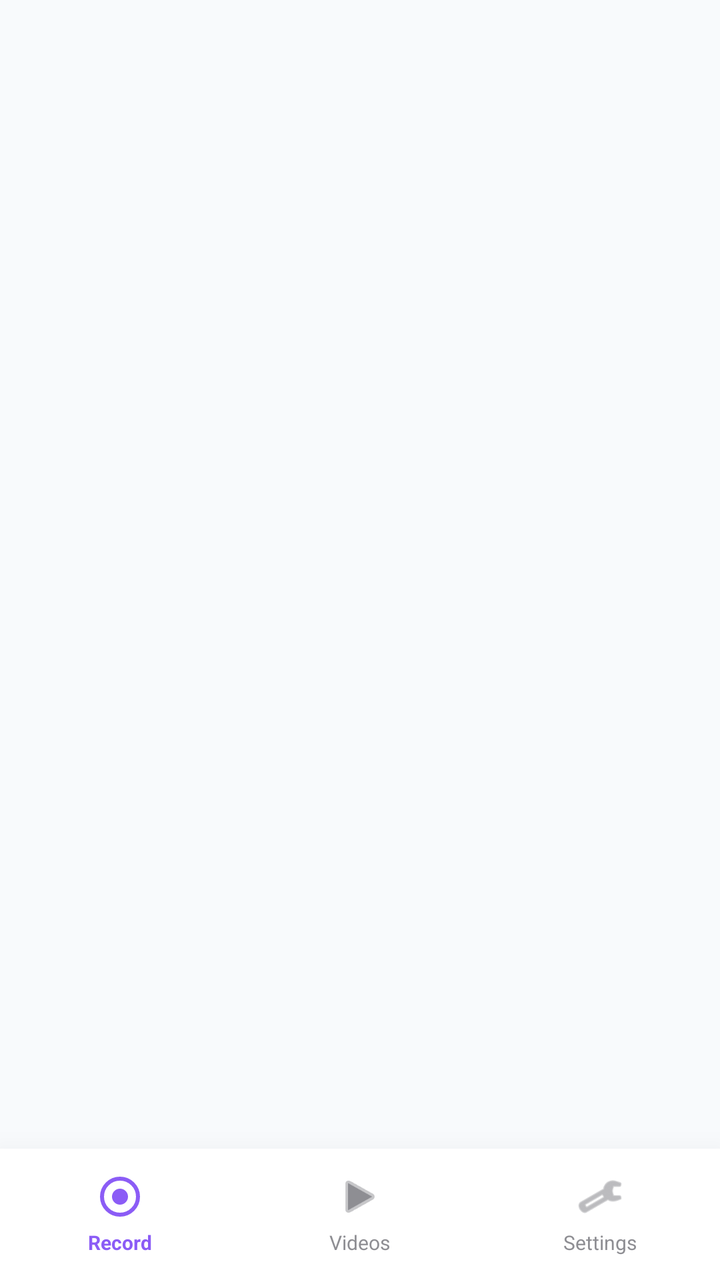
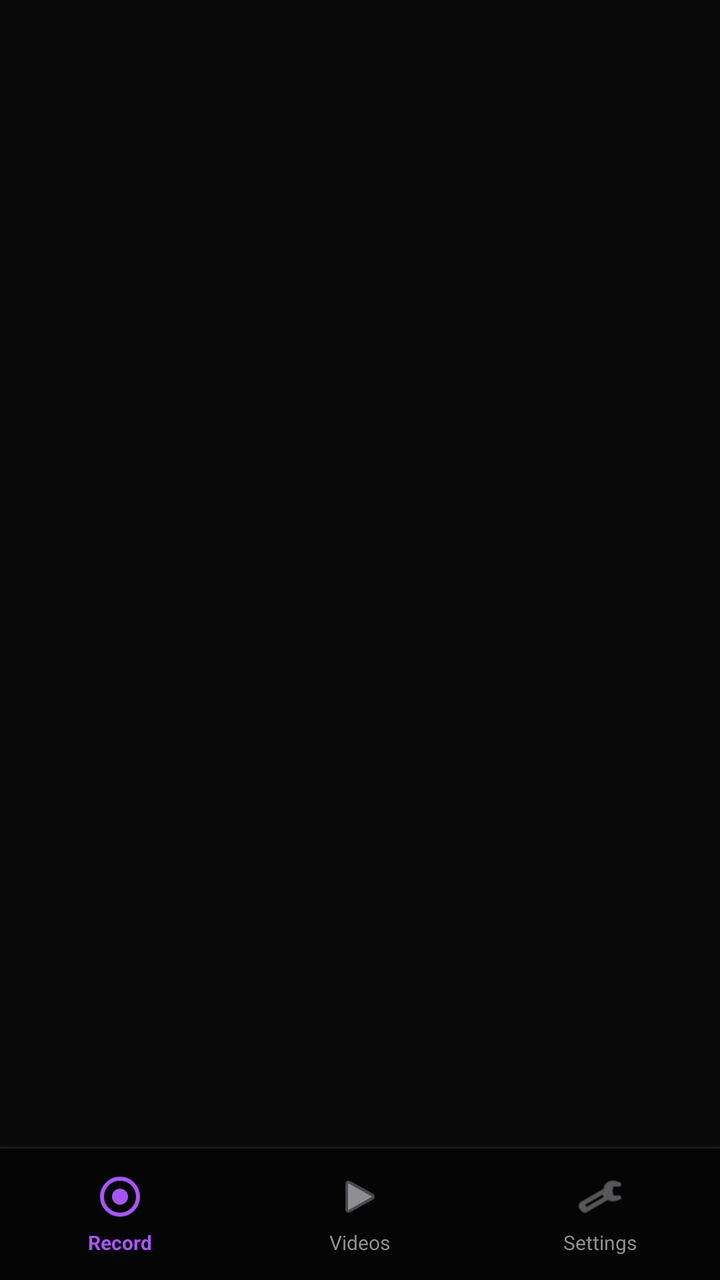

Two renders of the same Android screen: before a commit and after it. Below are the layout's source before the change and the commit's diff.
<!-- AndroidManifest.xml: activity theme Theme.ScreenRecorder.NoActionBar -->
<!-- res/layout/activity_main.xml -->
<?xml version="1.0" encoding="utf-8"?>
<androidx.constraintlayout.widget.ConstraintLayout xmlns:android="http://schemas.android.com/apk/res/android"
    xmlns:app="http://schemas.android.com/apk/res-auto"
    xmlns:tools="http://schemas.android.com/tools"
    android:layout_width="match_parent"
    android:layout_height="match_parent"
    android:background="#F8FAFC">

    <FrameLayout
        android:id="@+id/fragment_container"
        android:layout_width="0dp"
        android:layout_height="0dp"
        app:layout_constraintTop_toTopOf="parent"
        app:layout_constraintBottom_toTopOf="@id/tab_bar"
        app:layout_constraintStart_toStartOf="parent"
        app:layout_constraintEnd_toEndOf="parent" />

    <LinearLayout
        android:id="@+id/tab_bar"
        android:layout_width="0dp"
        android:layout_height="wrap_content"
        android:orientation="horizontal"
        android:background="#FFFFFF"
        android:paddingVertical="12dp"
        android:elevation="24dp"
        android:outlineSpotShadowColor="#1A000000"
        app:layout_constraintBottom_toBottomOf="parent"
        app:layout_constraintStart_toStartOf="parent"
        app:layout_constraintEnd_toEndOf="parent">

        <LinearLayout
            android:id="@+id/tab_record"
            android:layout_width="0dp"
            android:layout_height="wrap_content"
            android:layout_weight="1"
            android:orientation="vertical"
            android:gravity="center"
            android:background="?actionBarItemBackground">
            <ImageView
                android:id="@+id/icon_record"
                android:layout_width="24dp"
                android:layout_height="24dp"
                android:src="@drawable/ic_record_circle"
                app:tint="#8B5CF6" />
            <TextView
                android:id="@+id/text_record"
                android:layout_width="wrap_content"
                android:layout_height="wrap_content"
                android:text="Record"
                android:textSize="10sp"
                android:textColor="#8B5CF6"
                android:textStyle="bold"
                android:layout_marginTop="4dp" />
        </LinearLayout>

        <LinearLayout
            android:id="@+id/tab_library"
            android:layout_width="0dp"
            android:layout_height="wrap_content"
            android:layout_weight="1"
            android:orientation="vertical"
            android:gravity="center"
            android:background="?actionBarItemBackground">
            <ImageView
                android:id="@+id/icon_library"
                android:layout_width="24dp"
                android:layout_height="24dp"
                android:src="@android:drawable/ic_media_play"
                app:tint="#8E8E93" />
            <TextView
                android:id="@+id/text_library"
                android:layout_width="wrap_content"
                android:layout_height="wrap_content"
                android:text="Videos"
                android:textSize="10sp"
                android:textColor="#8E8E93"
                android:layout_marginTop="4dp" />
        </LinearLayout>

        <LinearLayout
            android:id="@+id/tab_settings"
            android:layout_width="0dp"
            android:layout_height="wrap_content"
            android:layout_weight="1"
            android:orientation="vertical"
            android:gravity="center"
            android:background="?actionBarItemBackground">
            <ImageView
                android:id="@+id/icon_settings"
                android:layout_width="24dp"
                android:layout_height="24dp"
                android:src="@android:drawable/ic_menu_preferences"
                app:tint="#8E8E93" />
            <TextView
                android:id="@+id/text_settings"
                android:layout_width="wrap_content"
                android:layout_height="wrap_content"
                android:text="Settings"
                android:textSize="10sp"
                android:textColor="#8E8E93"
                android:layout_marginTop="4dp" />
        </LinearLayout>
    </LinearLayout>
</androidx.constraintlayout.widget.ConstraintLayout>
<!-- resources referenced by this layout -->
<resources>
  <!-- drawable ic_record_circle (drawable) -->
  <vector xmlns:android="http://schemas.android.com/apk/res/android"
      android:width="24dp"
      android:height="24dp"
      android:viewportWidth="24.0"
      android:viewportHeight="24.0">
      <path
          android:fillColor="#00000000"
          android:pathData="M12,12m-9,0a9,9 0,1 1,18 0a9,9 0,1 1,-18 0"
          android:strokeWidth="2"
          android:strokeColor="#FFFFFF"/>
      <path
          android:fillColor="#FFFFFF"
          android:pathData="M12,12m-4,0a4,4 0,1 1,8 0a4,4 0,1 1,-8 0"/>
  </vector>
  <style name="Theme.ScreenRecorder.NoActionBar" parent="Theme.ScreenRecorder">
      </style>
  <style name="Theme.ScreenRecorder" parent="Theme.MaterialComponents.DayNight.NoActionBar">
          <item name="colorPrimary">@color/blue_ios</item>
          <item name="colorPrimaryDark">@color/black</item>
          <item name="colorAccent">@color/red_record</item>
          <item name="android:windowBackground">@color/black</item>
          <item name="android:navigationBarColor">@color/black</item>
          <item name="android:statusBarColor">@color/black</item>
          <item name="android:textColorPrimary">@color/white</item>
      </style>
  <color name="blue_ios">#0A84FF</color>
  <color name="black">#000000</color>
  <color name="red_record">#FF3B30</color>
  <color name="white">#FFFFFF</color>
</resources>

<!-- the commit's change to res/layout/activity_main.xml (unified diff, before → after) -->
@@ -4,13 +4,22 @@
     xmlns:tools="http://schemas.android.com/tools"
     android:layout_width="match_parent"
     android:layout_height="match_parent"
-    android:background="#F8FAFC">
+    android:background="#0A0A0A">
 
     <FrameLayout
         android:id="@+id/fragment_container"
         android:layout_width="0dp"
         android:layout_height="0dp"
         app:layout_constraintTop_toTopOf="parent"
+        app:layout_constraintBottom_toTopOf="@id/tab_bar_divider"
+        app:layout_constraintStart_toStartOf="parent"
+        app:layout_constraintEnd_toEndOf="parent" />
+
+    <View
+        android:id="@+id/tab_bar_divider"
+        android:layout_width="0dp"
+        android:layout_height="1dp"
+        android:background="#1C1C1E"
         app:layout_constraintBottom_toTopOf="@id/tab_bar"
         app:layout_constraintStart_toStartOf="parent"
         app:layout_constraintEnd_toEndOf="parent" />
@@ -20,10 +29,10 @@
         android:layout_width="0dp"
         android:layout_height="wrap_content"
         android:orientation="horizontal"
-        android:background="#FFFFFF"
+        android:background="#050505"
         android:paddingVertical="12dp"
         android:elevation="24dp"
-        android:outlineSpotShadowColor="#1A000000"
+        android:outlineSpotShadowColor="#00000000"
         app:layout_constraintBottom_toBottomOf="parent"
         app:layout_constraintStart_toStartOf="parent"
         app:layout_constraintEnd_toEndOf="parent">
@@ -41,14 +50,14 @@
                 android:layout_width="24dp"
                 android:layout_height="24dp"
                 android:src="@drawable/ic_record_circle"
-                app:tint="#8B5CF6" />
+                app:tint="#A855F7" />
             <TextView
                 android:id="@+id/text_record"
                 android:layout_width="wrap_content"
                 android:layout_height="wrap_content"
                 android:text="Record"
                 android:textSize="10sp"
-                android:textColor="#8B5CF6"
+                android:textColor="#A855F7"
                 android:textStyle="bold"
                 android:layout_marginTop="4dp" />
         </LinearLayout>
